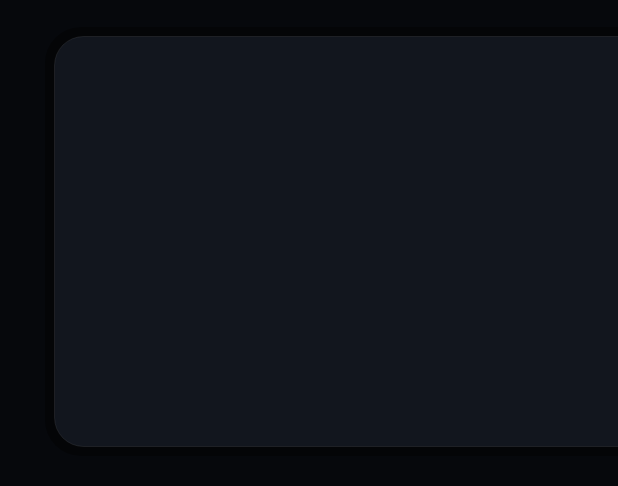
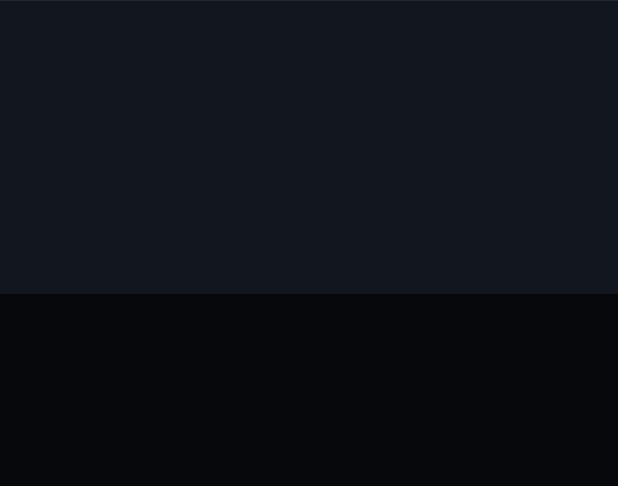
Before and after one commit to zsxh/sofatype, an Android app: the layout ime_keyboard.xml on its own in the app's theme, with its tools: preview values and no code run, on a phone screen of 412 x 824 dp. Shown: the top 486 px of the screen. Run offline under Robolectric (Android 15) with nearby library versions, the phone set to English and light mode, and no system bars.

Commit message:
feat(ime): 键盘废止双悬浮卡片改单板底部直出
- 决策 58：单板铺满屏幕底部全宽 1920、板高 392（远程模式一致）；键帽 96×64、行距 10、圆角 12 扁平化，完成键/空格键维持跨三四行
- 跨屏输入副卡并入单板右分区（366 宽、无分隔线）；远程模式改左右分区，二维码随板高自适应 316（圆角 32）、配对网址行 12px
- 模拟器（API 34）对照 designs/20261114 逐板走查与既有回归全过，真机（MiTV4）复验通过；issue T68 归档

```diff
--- a/app/src/main/res/drawable/bg_card_shadow.xml
+++ /dev/null
@@ -1,8 +0,0 @@
-<?xml version="1.0" encoding="utf-8"?>
-<!-- 悬浮卡片底部柔影垫层（PRD 6.3「黑 55% 模糊 30」/ 画板① rgba(0,0,0,.55) blur(30px) 圆角 48）：
-     Android 传统 View 无低版本安全的模糊能力，用「卡片后垫层 + 外扩 6dp + 40% 黑圆角」
-     近似 blur 扩散后的边缘暗晕观感；色值见 colors.xml card_shadow 注释 -->
-<shape xmlns:android="http://schemas.android.com/apk/res/android" android:shape="rectangle">
-    <solid android:color="@color/card_shadow" />
-    <corners android:radius="@dimen/ime_card_shadow_corner" />
-</shape>
--- /dev/null
+++ b/app/src/main/res/drawable/bg_panel.xml
@@ -0,0 +1,17 @@
+<?xml version="1.0" encoding="utf-8"?>
+<!-- 键盘单板背景（T68 · 决策 58，画板 designs/20261114）：card 底铺满 + 顶缘 1px 描边
+     （画板 border-top:1px solid rgba(255,255,255,.08) = card_stroke），直角无圆角（区别于悬浮卡片） -->
+<layer-list xmlns:android="http://schemas.android.com/apk/res/android">
+    <item>
+        <shape android:shape="rectangle">
+            <solid android:color="@color/card" />
+        </shape>
+    </item>
+    <item
+        android:height="@dimen/ime_panel_border_h"
+        android:gravity="top">
+        <shape android:shape="rectangle">
+            <solid android:color="@color/card_stroke" />
+        </shape>
+    </item>
+</layer-list>
--- /dev/null
+++ b/app/src/main/res/drawable/bg_panel_shadow.xml
@@ -0,0 +1,10 @@
+<?xml version="1.0" encoding="utf-8"?>
+<!-- 键盘单板向上柔影（T68 · 决策 58，画板 box-shadow:0 -16px 40px rgba(0,0,0,.45)）：
+     画在板体上缘外侧的渐变带（顶部透明 → 底部黑晕，与板体衔接处最深），
+     沿用悬浮卡柔影的「垫层近似 blur」口径（色值见 colors.xml card_shadow 注释） -->
+<shape xmlns:android="http://schemas.android.com/apk/res/android" android:shape="rectangle">
+    <gradient
+        android:angle="270"
+        android:startColor="#00000000"
+        android:endColor="@color/card_shadow" />
+</shape>
--- a/app/src/main/res/layout/ime_keyboard.xml
+++ b/app/src/main/res/layout/ime_keyboard.xml
@@ -1,12 +1,15 @@
 <?xml version="1.0" encoding="utf-8"?>
 <!--
-  T5 · 键盘悬浮层静态布局（画板①「字母键盘·小写」/ FR-A2 / 决策 7 R-1）。
-  根容器 = 覆盖区 322dp：停靠屏幕底部，透明底透出宿主内容（悬浮卡片形态）。
-  主卡 = 候选栏占位 + 键盘区（数字列/字母区/功能键区）+ 远程模式框架（T17 · FR-B3 / 决策 33：
-  状态行 + 大字折行区 + 底部提示 + 「退出远程」，默认 GONE）；键帽由 KeyboardLayout
-  模型驱动程序化生成（SofatypeImeService），跨两行完成键也在代码中挂载到键区。
-  副卡 = 跨屏引导/配对/已连接三卡面容器（T17 · 决策 32，卡面内容由服务层装配，FR-B1/B4/B9）。
-  主/副卡均含底部柔影垫层（PRD 6.3「黑 55% 模糊 30」的近似实现，见 bg_card_shadow）。
+  T68 · 键盘单板直出布局（决策 58，视觉基准 designs/20261114 画板；T5 双悬浮卡片形态废止）。
+  根容器 = 窗口覆盖区（板高 392px + 上方柔影带）：板体（bg_panel：card 底 + 顶缘 1px 描边）
+  铺满屏幕底部全宽直出，柔影带画在板外上方透出宿主内容。
+  板内容三区并排（无分隔线，非独立卡片）：
+  ① 键区列（左锚 48px/顶 20px，宽 1378px）= 候选栏占位 + 4 行键区；键帽由 KeyboardLayout /
+     SymbolsLayout 模型驱动程序化生成（SofatypeImeService），跨两行浮层键（完成/空格）也在代码中挂载；
+  ② 远程模式区（左锚 48px/顶 28px，宽 1444px）：状态行 + 大字折行区 + 底部提示 +「退出远程」
+     （T17 · FR-B3 / 决策 33，默认 GONE），进入远程模式时替代键区列显示；
+  ③ 右分区（右锚 48px）：跨屏引导分区（宽 366px，FR-B1）/ 配对二维码分区（宽 316px，FR-B4 ·
+     决策 32，二维码随板高自适应），卡面内容由服务层装配并按卡面切换分区几何。
   全部色值/规格走 Token（colors.xml / dimens.xml），本文件不出现字面值。
 -->
 <FrameLayout xmlns:android="http://schemas.android.com/apk/res/android"
@@ -15,44 +18,30 @@
     android:clipChildren="false"
     android:clipToPadding="false">
 
-    <!-- 卡片行：主卡 + 副卡，贴底排布 -->
-    <LinearLayout
+    <!-- 板体（含柔影垫层包装：柔影带在板体外上方，靠外层 clipChildren=false 放行） -->
+    <FrameLayout
         android:layout_width="match_parent"
         android:layout_height="wrap_content"
         android:layout_gravity="bottom"
-        android:layout_marginBottom="@dimen/ime_card_margin_bottom"
         android:clipChildren="false"
-        android:clipToPadding="false"
-        android:orientation="horizontal"
-        android:paddingStart="@dimen/ime_card_margin_h"
-        android:paddingEnd="@dimen/ime_card_margin_h">
+        android:clipToPadding="false">
 
-        <!-- 主卡（含柔影垫层）：包装层保持卡片几何，柔影外扩部分靠外层 clipChildren=false 放行 -->
+        <!-- 向上柔影带（画板 box-shadow 0 -16px 40px 的垫层近似，bg_panel_shadow 渐变） -->
+        <View
+            android:layout_width="match_parent"
+            android:layout_height="@dimen/ime_panel_shadow_height"
+            android:layout_gravity="top"
+            android:background="@drawable/bg_panel_shadow" />
+
+        <!-- 单板：card 底 + 顶缘 1px 描边，全宽 392px 铺底直出 -->
         <FrameLayout
-            android:id="@+id/main_card_wrap"
-            android:layout_width="@dimen/ime_main_card_width"
-            android:layout_height="@dimen/ime_card_height"
-            android:clipChildren="false">
-
-            <!-- 底部柔影（PRD 6.3 黑 55% 模糊 30 的垫层近似，画板① 柔影层）：垫在卡体之下 -->
-            <View
-                android:id="@+id/main_card_shadow"
-                android:layout_width="@dimen/ime_card_shadow_width"
-                android:layout_height="@dimen/ime_card_shadow_height"
-                android:layout_gravity="center"
-                android:background="@drawable/bg_card_shadow" />
-
-            <!-- 主卡：候选栏 + 展开行（T11，默认 GONE）+ 键盘区 -->
-            <LinearLayout
-                android:id="@+id/main_card"
-                android:layout_width="@dimen/ime_main_card_width"
-                android:layout_height="@dimen/ime_card_height"
-                android:background="@drawable/bg_card"
+            android:id="@+id/ime_panel"
+            android:layout_width="match_parent"
+            android:layout_height="@dimen/ime_panel_height"
+            android:layout_gravity="bottom"
+            android:background="@drawable/bg_panel"
             android:clipChildren="false"
-                android:orientation="vertical"
-                android:paddingStart="@dimen/ime_card_padding_h"
-                android:paddingTop="@dimen/ime_card_padding_v"
-                android:paddingEnd="@dimen/ime_card_padding_h">
+            android:clipToPadding="false">
 
             <!-- 候选词栏（T10 · FR-A7；T66 · 决策 53 单行行内翻页：chips + 两端 < > 翻页箭头
                  （装饰件，服务层程序化生成），「更多⌄」展开行机制废止（FR-A15 删除，more_bar 移除）。
@@ -63,19 +52,26 @@
                  远程模式候选栏显隐由服务层 renderRemoteUi 驱动（T17） -->
             <LinearLayout
                 android:id="@+id/candidates_bar"
-                android:layout_width="match_parent"
+                android:layout_width="@dimen/ime_key_zone_width"
                 android:layout_height="@dimen/ime_candidates_height"
+                android:layout_marginStart="@dimen/ime_panel_padding_h"
+                android:layout_marginTop="@dimen/ime_panel_padding_top"
                 android:orientation="horizontal" />
 
-            <!-- 远程模式主卡框架（T17 · FR-B3 / 决策 33，画板⑤）：状态行（点 + 状态文字 + 来自·设备名 +
-                 「退出远程」按钮）+ 40px 大字自动折行区（T33 决策 31 口径不变）+ 底部提示。
-                 进入远程模式时显示（候选栏/键区隐藏），退出（上屏成功自动收起 / 「退出远程」/ 服务停止）回键盘态；
+            <!-- 远程模式区（T17 · FR-B3 / 决策 33，画板 RemotePairing/RemoteConnected）：
+                 状态行（点 + 状态文字 + 来自·设备名 + 「退出远程」按钮）+ 40px 大字自动折行区
+                 （T33 决策 31 口径不变）+ 底部提示。进入远程模式时显示（候选栏/键区隐藏），
+                 退出（上屏成功自动收起 / 「退出远程」/ 服务停止）回键盘态；
                  状态行三态（未连接灰 / 等待扫码青 / 已连接绿，FR-B9）由服务层依状态机刷新。默认 GONE。 -->
             <LinearLayout
                 android:id="@+id/remote_mode_area"
                 android:layout_width="match_parent"
-                android:layout_height="0dp"
-                android:layout_weight="1"
+                android:layout_height="match_parent"
+                android:layout_marginStart="@dimen/ime_panel_padding_h"
+                android:layout_marginTop="@dimen/ime_remote_zone_margin_top"
+                android:layout_marginEnd="@dimen/ime_remote_zone_margin_end"
+                android:layout_marginBottom="@dimen/ime_remote_zone_margin_bottom"
+                android:baselineAligned="false"
                 android:orientation="vertical"
                 android:visibility="gone">
 
@@ -136,7 +132,7 @@
                     android:layout_weight="1"
                     android:scrollbars="none">
 
-                    <!-- 折行文本（宽度 = 卡内容区宽，无 maxLines 自动折行；末尾光标为文本尾 Span） -->
+                    <!-- 折行文本（宽度 = 分区内容宽，无 maxLines 自动折行；末尾光标为文本尾 Span） -->
                     <TextView
                         android:id="@+id/remote_text"
                         android:layout_width="match_parent"
@@ -145,25 +141,28 @@
                         android:textSize="@dimen/ime_remote_text_size"
                         android:letterSpacing="0.025" />
                 </ScrollView>
-            </LinearLayout>
 
-            <!-- 远程模式主卡底部提示（T17 · FR-B3 原文，文案由服务层装载），随远程模式显隐 -->
+                <!-- 远程模式底部提示（T17 · FR-B3 原文，文案由服务层装载；画板提示距分区底 4px） -->
                 <TextView
                     android:id="@+id/remote_bottom_hint"
                     android:layout_width="match_parent"
                     android:layout_height="wrap_content"
+                    android:layout_marginBottom="2dp"
                     android:textColor="@color/text_hint"
                     android:textSize="@dimen/ime_remote_hint_text"
                     android:visibility="gone" />
+            </LinearLayout>
 
-            <!-- 键盘区：4 行键（模型驱动）+ 跨两行完成键（代码挂载） -->
+            <!-- 键盘区：4 行键（模型驱动）+ 跨两行浮层键（代码挂载）+ T64 行步进暗示箭头；
+                 顶距板顶 86px 恒定（候选栏占位恒在 + 静态边距，决策 42） -->
             <FrameLayout
                 android:id="@+id/key_area"
-                android:layout_width="@dimen/ime_key_area_width"
+                android:layout_width="@dimen/ime_key_zone_width"
                 android:layout_height="wrap_content"
-                android:layout_gravity="center_horizontal"
+                android:layout_marginStart="@dimen/ime_panel_padding_h"
                 android:layout_marginTop="@dimen/ime_key_area_margin_top"
-                android:clipChildren="false">
+                android:clipChildren="false"
+                android:clipToPadding="false">
 
                 <LinearLayout
                     android:layout_width="wrap_content"
@@ -205,30 +204,20 @@
                         android:orientation="horizontal" />
                 </LinearLayout>
             </FrameLayout>
-        </LinearLayout>
-        </FrameLayout>
 
-        <!-- 副卡（含柔影垫层）：跨屏三卡面容器（T17 · 决策 32）——引导卡（未连接，FR-B1）/
-             配对卡（等待扫码，T14 · FR-B4）/ 已连接卡面（FR-B9 / 决策 32）；卡面内容由服务层装配；
-             底对齐：主卡展开态加高时主/副卡保持底缘对齐（T11） -->
-        <FrameLayout
-            android:layout_width="@dimen/ime_side_card_width"
-            android:layout_height="@dimen/ime_card_height"
-            android:layout_gravity="bottom"
-            android:layout_marginStart="@dimen/ime_card_gap"
-            android:clipChildren="false">
-
-            <View
-                android:layout_width="@dimen/ime_side_card_shadow_width"
-                android:layout_height="@dimen/ime_card_shadow_height"
-                android:layout_gravity="center"
-                android:background="@drawable/bg_card_shadow" />
-
+            <!-- 板内右分区（T68 · 决策 58：跨屏引导 / 配对二维码并入单板，无分隔线非独立卡片）：
+                 默认几何 = 引导分区（宽 366px、上下距板缘 24px）；配对/已连接卡面由服务层
+                 renderSideCard 切换为二维码分区几何（宽 316px、顶距板顶 24px、高度随内容）。 -->
             <FrameLayout
                 android:id="@+id/side_card"
-                android:layout_width="@dimen/ime_side_card_width"
-                android:layout_height="@dimen/ime_card_height"
-                android:background="@drawable/bg_card" />
+                android:layout_width="@dimen/ime_guide_zone_width"
+                android:layout_height="match_parent"
+                android:layout_gravity="end"
+                android:layout_marginTop="@dimen/ime_side_zone_margin_v"
+                android:layout_marginEnd="@dimen/ime_panel_padding_h"
+                android:layout_marginBottom="@dimen/ime_side_zone_margin_v"
+                android:clipChildren="false"
+                android:clipToPadding="false" />
         </FrameLayout>
-    </LinearLayout>
     </FrameLayout>
+</FrameLayout>
```
Also changed, not shown: app/src/main/java/com/sofatype/ime/FocusNavigator.kt (+10 -8 lines), app/src/main/java/com/sofatype/ime/GuideCard.kt (+7 -6 lines), app/src/main/java/com/sofatype/ime/PairingCard.kt (+23 -19 lines), app/src/main/java/com/sofatype/ime/SofatypeImeService.kt (+76 -37 lines), app/src/main/java/com/sofatype/ime/SymbolsLayout.kt (+6 -6 lines), app/src/main/res/values/dimens.xml (+112 -106 lines), 5 other files. Lines whose indentation alone changed are shown as unchanged.
